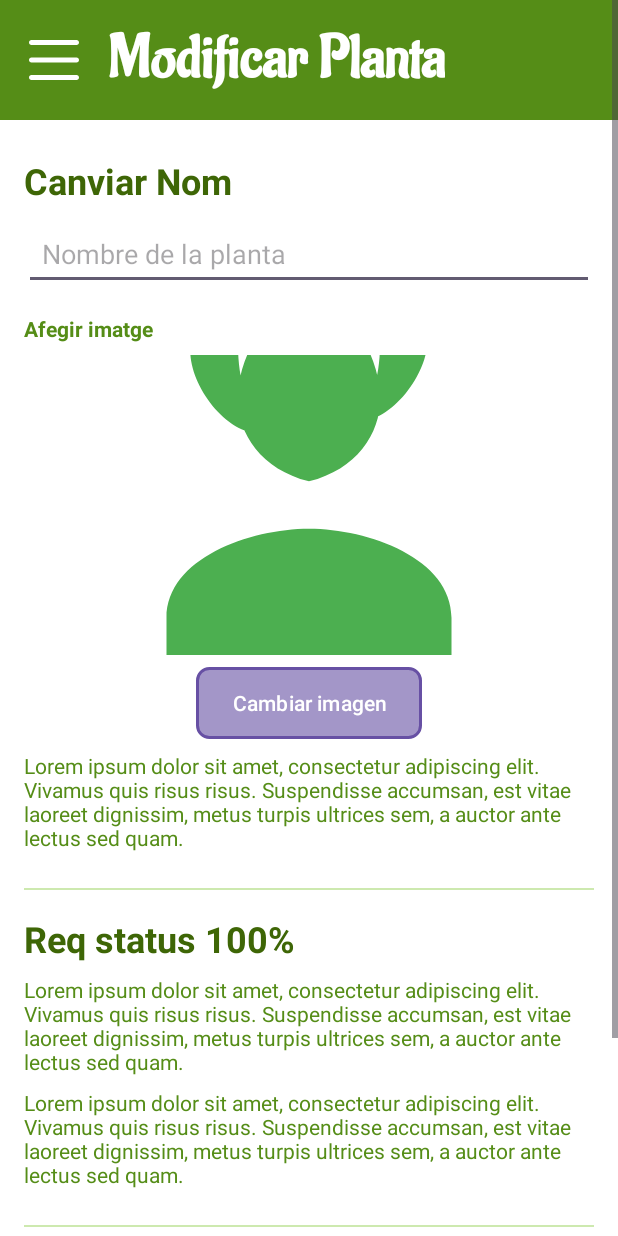
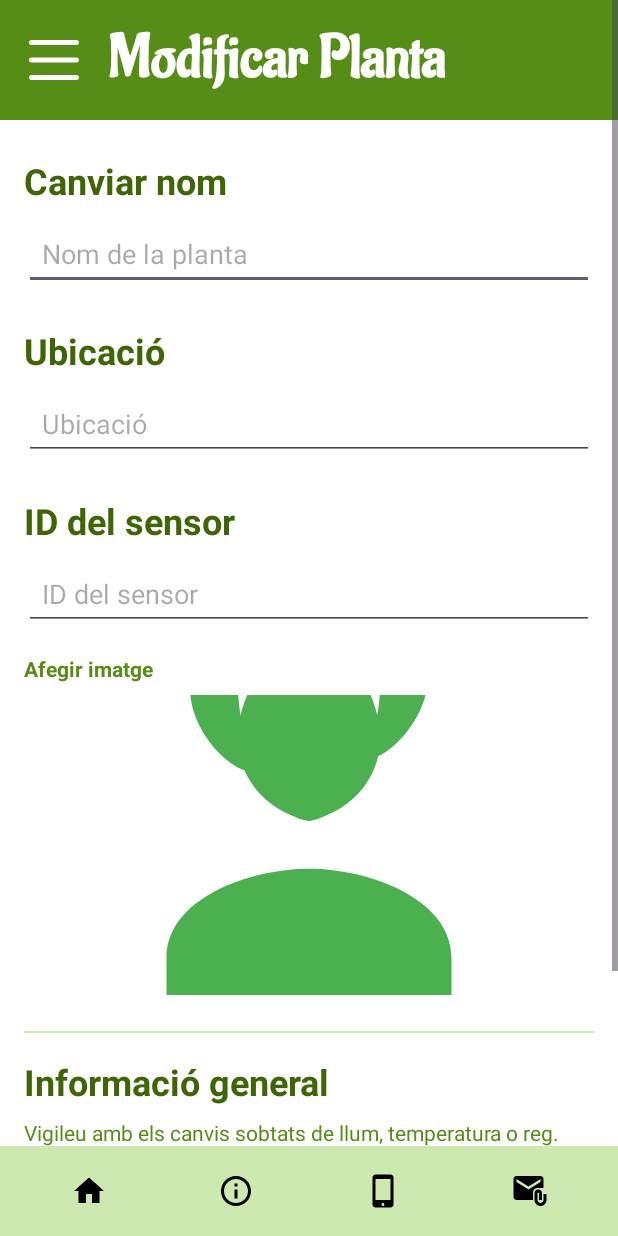
Before and after one commit to merymontgo6/App_Ecosense, an Android app: the ModificarPlanta screen opened directly, with no data from a screen before it, on a phone screen of 412 x 824 dp. Run offline under Robolectric (Android 15) with nearby library versions, the phone set to English and light mode, and no system bars; pictures from the network do not load.

Commit message:
Es va afegir modificar i eliminar planta i endpoints millorats

```diff
--- a/app/src/main/java/com/example/app_ecosense/plantes/ModificarPlanta.kt
+++ b/app/src/main/java/com/example/app_ecosense/plantes/ModificarPlanta.kt
@@ -1,26 +1,44 @@
 package com.example.app_ecosense.plantes
 
+import android.content.Intent
 import android.os.Bundle
 import android.widget.Button
 import android.widget.EditText
 import android.widget.ImageView
+import android.widget.Toast
 import androidx.activity.enableEdgeToEdge
+import androidx.activity.viewModels
+import androidx.appcompat.app.AlertDialog
 import androidx.appcompat.app.AppCompatActivity
+import androidx.appcompat.widget.AppCompatButton
 import androidx.core.view.GravityCompat
 import androidx.core.view.ViewCompat
 import androidx.core.view.WindowInsetsCompat
 import androidx.drawerlayout.widget.DrawerLayout
 import com.bumptech.glide.Glide
+import com.example.app_ecosense.PantallaHome
 import com.example.app_ecosense.R
 import com.example.app_ecosense.accesibilitat.ocultarBarra
 import com.example.app_ecosense.info.ApiConfig
-import com.example.app_ecosense.menu.BottomMenu
+import com.example.app_ecosense.info.EcosenseApiClient
+import com.example.app_ecosense.info.PlantaUpdateRequest
+import com.example.app_ecosense.models.PlantasViewModel
+import kotlinx.coroutines.CoroutineScope
+import kotlinx.coroutines.Dispatchers
+import kotlinx.coroutines.launch
 
 class ModificarPlanta : AppCompatActivity() {
     private lateinit var drawerLayout: DrawerLayout
     private lateinit var etNombrePlanta: EditText
+    private lateinit var etUbicacionPlanta: EditText
+    private lateinit var etSensorId: EditText
     private lateinit var ivPlanta: ImageView
     private lateinit var btnGuardar: Button
+    private lateinit var btnEliminar: AppCompatButton
+    private var plantaId: Int = 0
+    private var usuarioId: Int = 0
+    private var imagenUrl: String = ""
+    private val viewModel: PlantasViewModel by viewModels()
 
     override fun onCreate(savedInstanceState: Bundle?) {
         super.onCreate(savedInstanceState)
@@ -32,77 +50,116 @@ class ModificarPlanta : AppCompatActivity() {
             v.setPadding(systemBars.left, systemBars.top, systemBars.right, systemBars.bottom)
             insets
         }
-
-        // Configurar el menú inferior
-        supportFragmentManager.beginTransaction()
-            .replace(R.id.fragment_bottom, BottomMenu())
-            .commit()
-
-        // Inicializar vistas
         initViews()
-
-        // Configurar el menú lateral
         setupDrawerLayout()
-
-        // Cargar datos de la planta
         cargarDatosPlanta()
     }
 
     private fun initViews() {
         drawerLayout = findViewById(R.id.main)
         etNombrePlanta = findViewById(R.id.et_nombre_planta)
+        etUbicacionPlanta = findViewById(R.id.ubi_planta)
+        etSensorId = findViewById(R.id.id_Sensor_planta)
         ivPlanta = findViewById(R.id.iv_planta)
-        btnGuardar = findViewById(R.id.btn_guardar)
-
-        btnGuardar.setOnClickListener {
-            guardarCambios()
-        }
-        findViewById<Button>(R.id.btn_cambiar_imagen).setOnClickListener {
-        }
+        btnGuardar = findViewById(R.id.btn_guardar_canvis)
+        btnEliminar = findViewById(R.id.btn_eliminar_planta)
+        btnGuardar.setOnClickListener { guardarCambios() }
+        btnEliminar.setOnClickListener { mostrarDialogoConfirmacion() }
     }
 
     private fun setupDrawerLayout() {
         val menuIcon: ImageView = findViewById(R.id.menu_icon)
-        menuIcon.setOnClickListener {
-            drawerLayout.openDrawer(GravityCompat.START)
-        }
+        menuIcon.setOnClickListener { drawerLayout.openDrawer(GravityCompat.START) }
     }
 
     private fun cargarDatosPlanta() {
-        // Obtener datos de la planta del Intent
+        plantaId = intent.getIntExtra("planta_id", 0)
+        usuarioId = intent.getIntExtra("usuario_id", 0)
         val nombrePlanta = intent.getStringExtra("planta_nombre") ?: ""
-        val imagenUrl = intent.getStringExtra("planta_imagen") ?: ""
+        imagenUrl = intent.getStringExtra("planta_imagen") ?: ""
         val ubicacion = intent.getStringExtra("planta_ubicacion") ?: ""
-        val sensorId = intent.getStringExtra("sensor_id") ?: ""
+        val sensorId = intent.getIntExtra("sensor_id", -1)
 
-        // Mostrar los datos en la interfaz
         etNombrePlanta.setText(nombrePlanta)
+        etUbicacionPlanta.setText(ubicacion)
+        etSensorId.setText(if (sensorId == -1) "" else sensorId.toString())
 
-        // Cargar la imagen usando Glide
         if (imagenUrl.isNotEmpty()) {
             val baseUrl = ApiConfig.baseUrl
-            val imageUrl = if (imagenUrl.startsWith("http")) {
-                imagenUrl
-            } else {
-                "$baseUrl${if (imagenUrl.startsWith("/")) "" else "/"}${imagenUrl}"
-            }
-
-            Glide.with(this)
-                .load(imageUrl)
-                .placeholder(R.drawable.plants)
-                .error(R.drawable.plants)
-                .into(ivPlanta)
+            val imageUrl = if (imagenUrl.startsWith("http")) { imagenUrl
+            } else { "$baseUrl${if (imagenUrl.startsWith("/")) "" else "/"}${imagenUrl}" }
+            Glide.with(this).load(imageUrl).placeholder(R.drawable.plants).error(R.drawable.plants).into(ivPlanta)
         }
-
-        // Aquí podrías cargar más datos según sea necesario
     }
 
     private fun guardarCambios() {
         val nuevoNombre = etNombrePlanta.text.toString()
-        // Aquí iría la lógica para guardar los cambios en la base de datos/API
+        val nuevaUbicacion = etUbicacionPlanta.text.toString()
+        val nuevoSensorId = etSensorId.text.toString().toIntOrNull() ?: 0
 
-        // Mostrar mensaje de éxito y cerrar la actividad
-        // Toast.makeText(this, "Cambios guardados correctamente", Toast.LENGTH_SHORT).show()
-        finish()
+        if (nuevoNombre.isEmpty() || nuevaUbicacion.isEmpty() || nuevoSensorId == 0) {
+            Toast.makeText(this, "Complete todos los campos", Toast.LENGTH_SHORT).show()
+            return
+        }
+
+        CoroutineScope(Dispatchers.Main).launch {
+            try {
+                val sensorResponse = EcosenseApiClient.service.checkSensorExists(nuevoSensorId)
+                if (!sensorResponse.isSuccessful) {
+                    Toast.makeText(this@ModificarPlanta, "Error: El sensor $nuevoSensorId no existe", Toast.LENGTH_LONG).show()
+                    return@launch
+                }
+
+                val plantaUpdate = PlantaUpdateRequest(
+                    nom = nuevoNombre,
+                    ubicacio = nuevaUbicacion,
+                    sensor_id = nuevoSensorId,
+                    imagen_url = if (imagenUrl.isEmpty()) null else imagenUrl
+                )
+
+                val updateResponse = EcosenseApiClient.service.actualizarPlanta(plantaId, plantaUpdate)
+
+                if (updateResponse.isSuccessful) {
+                    Toast.makeText(this@ModificarPlanta, "¡Planta actualizada!", Toast.LENGTH_SHORT).show()
+                    val intent = Intent(this@ModificarPlanta, PantallaHome::class.java).apply {
+                        flags = Intent.FLAG_ACTIVITY_CLEAR_TOP or Intent.FLAG_ACTIVITY_NEW_TASK
+                        putExtra("usuario_id", usuarioId)
+                    }
+                    startActivity(intent)
+                } else {
+                    val errorMsg = updateResponse.errorBody()?.string() ?: "Error desconocido"
+                    Toast.makeText(this@ModificarPlanta, "Error: $errorMsg", Toast.LENGTH_LONG).show()
+                }
+            } catch (e: Exception) { Toast.makeText(this@ModificarPlanta, "Error de red: ${e.message}", Toast.LENGTH_LONG).show() }
+        }
+    }
+
+    private fun mostrarDialogoConfirmacion() {
+        AlertDialog.Builder(this).setTitle("Eliminar Planta")
+            .setMessage("¿Estás seguro de que quieres eliminar esta planta?")
+            .setPositiveButton("Eliminar") { _, _ -> eliminarPlanta() }
+            .setNegativeButton("Cancelar", null)
+            .setCancelable(true)
+            .show()
+    }
+
+    private fun eliminarPlanta() {
+        CoroutineScope(Dispatchers.Main).launch {
+            try {
+                val response = EcosenseApiClient.service.eliminarPlanta(plantaId)
+                if (response.isSuccessful) {
+                    viewModel.notifyDataUpdated()
+                    Toast.makeText(this@ModificarPlanta, "Planta eliminada correctamente", Toast.LENGTH_SHORT).show()
+                    val intent = Intent(this@ModificarPlanta, PantallaHome::class.java).apply {
+                        flags = Intent.FLAG_ACTIVITY_CLEAR_TOP or Intent.FLAG_ACTIVITY_NEW_TASK
+                        putExtra("usuario_id", usuarioId)
+                    }
+                    startActivity(intent)
+                } else {
+                    val errorMsg = response.errorBody()?.string() ?: "Error desconocido"
+                    Toast.makeText(this@ModificarPlanta, "Error al eliminar: $errorMsg", Toast.LENGTH_LONG).show()
+                }
+            } catch (e: Exception) { Toast.makeText(this@ModificarPlanta, "Error de conexión: ${e.message}", Toast.LENGTH_LONG).show() }
+        }
     }
 }
--- /dev/null
+++ b/app/src/main/res/drawable/red_button_bg.xml
@@ -0,0 +1,9 @@
+<shape xmlns:android="http://schemas.android.com/apk/res/android">
+    <solid android:color="@color/red_600" />
+    <corners android:radius="8dp" />
+    <padding
+        android:left="16dp"
+        android:top="8dp"
+        android:right="16dp"
+        android:bottom="8dp" />
+</shape>
--- a/app/src/main/res/layout/activity_modificar_planta.xml
+++ b/app/src/main/res/layout/activity_modificar_planta.xml
@@ -7,6 +7,10 @@
     android:layout_width="match_parent"
     android:layout_height="match_parent"
     tools:context=".plantes.ModificarPlanta">
+
+    <FrameLayout
+        android:layout_width="match_parent"
+        android:layout_height="match_parent">
 
         <ScrollView
             android:layout_width="match_parent"
@@ -48,21 +52,19 @@
                             android:layout_centerVertical="true"
                             android:layout_toEndOf="@id/menu_icon"
                             android:fontFamily="@font/aladin_regular"
-                        android:text="Modificar Planta"
+                            android:text="@string/modificarPlanta"
                             android:textColor="@android:color/white"
                             android:textSize="40sp"
                             android:textStyle="bold" />
                     </RelativeLayout>
                 </androidx.appcompat.widget.Toolbar>
-
-            <!-- Sección 1: Cambiar Nombre -->
                 <TextView
                     android:layout_width="match_parent"
                     android:layout_height="wrap_content"
                     android:layout_marginStart="16dp"
                     android:layout_marginTop="24dp"
                     android:layout_marginEnd="16dp"
-                android:text="Canviar Nom"
+                    android:text="@string/canviarNom"
                     android:textColor="@color/green_800"
                     android:textSize="24sp"
                     android:textStyle="bold" />
@@ -74,7 +76,51 @@
                     android:layout_marginStart="16dp"
                     android:layout_marginTop="8dp"
                     android:layout_marginEnd="16dp"
-                android:hint="Nombre de la planta"
+                    android:hint="@string/nom_planta"
+                    android:inputType="text"
+                    android:padding="12dp" />
+
+                <TextView
+                    android:layout_width="match_parent"
+                    android:layout_height="wrap_content"
+                    android:layout_marginStart="16dp"
+                    android:layout_marginTop="24dp"
+                    android:layout_marginEnd="16dp"
+                    android:text="@string/ubicacio"
+                    android:textColor="@color/green_800"
+                    android:textSize="24sp"
+                    android:textStyle="bold" />
+
+                <EditText
+                    android:id="@+id/ubi_planta"
+                    android:layout_width="match_parent"
+                    android:layout_height="wrap_content"
+                    android:layout_marginStart="16dp"
+                    android:layout_marginTop="8dp"
+                    android:layout_marginEnd="16dp"
+                    android:hint="@string/ubicacio"
+                    android:inputType="text"
+                    android:padding="12dp" />
+
+                <TextView
+                    android:layout_width="match_parent"
+                    android:layout_height="wrap_content"
+                    android:layout_marginStart="16dp"
+                    android:layout_marginTop="24dp"
+                    android:layout_marginEnd="16dp"
+                    android:text="@string/sensor_id"
+                    android:textColor="@color/green_800"
+                    android:textSize="24sp"
+                    android:textStyle="bold" />
+
+                <EditText
+                    android:id="@+id/id_Sensor_planta"
+                    android:layout_width="match_parent"
+                    android:layout_height="wrap_content"
+                    android:layout_marginStart="16dp"
+                    android:layout_marginTop="8dp"
+                    android:layout_marginEnd="16dp"
+                    android:hint="@string/sensor_id"
                     android:inputType="text"
                     android:padding="12dp" />
 
@@ -84,7 +130,7 @@
                     android:layout_marginStart="16dp"
                     android:layout_marginTop="16dp"
                     android:layout_marginEnd="16dp"
-                android:text="Afegir imatge"
+                    android:text="@string/afegirImatge"
                     android:textColor="@color/green_700"
                     android:textStyle="bold" />
 
@@ -98,26 +144,6 @@
                     android:scaleType="centerCrop"
                     android:src="@drawable/plants" />
 
-            <Button
-                android:id="@+id/btn_cambiar_imagen"
-                android:layout_width="wrap_content"
-                android:layout_height="wrap_content"
-                android:layout_gravity="center_horizontal"
-                android:layout_marginTop="8dp"
-                android:background="@drawable/dark_green_bg"
-                android:text="Cambiar imagen"
-                android:textColor="@android:color/white"/>
-
-            <TextView
-                android:layout_width="match_parent"
-                android:layout_height="wrap_content"
-                android:layout_marginStart="16dp"
-                android:layout_marginTop="8dp"
-                android:layout_marginEnd="16dp"
-                android:text="Lorem ipsum dolor sit amet, consectetur adipiscing elit. Vivamus quis risus risus. Suspendisse accumsan, est vitae laoreet dignissim, metus turpis ultrices sem, a auctor ante lectus sed quam."
-                android:textColor="@color/green_700" />
-
-            <!-- Separador -->
                 <View
                     android:layout_width="match_parent"
                     android:layout_height="1dp"
@@ -126,14 +152,13 @@
                     android:layout_marginEnd="16dp"
                     android:background="@color/green_200" />
 
-            <!-- Sección 2: Estado -->
                 <TextView
                     android:layout_width="match_parent"
                     android:layout_height="wrap_content"
                     android:layout_marginStart="16dp"
                     android:layout_marginTop="16dp"
                     android:layout_marginEnd="16dp"
-                android:text="Req status 100%"
+                    android:text="@string/infoG"
                     android:textColor="@color/green_800"
                     android:textSize="24sp"
                     android:textStyle="bold" />
@@ -144,18 +169,10 @@
                     android:layout_marginStart="16dp"
                     android:layout_marginTop="8dp"
                     android:layout_marginEnd="16dp"
-                android:text="Lorem ipsum dolor sit amet, consectetur adipiscing elit. Vivamus quis risus risus. Suspendisse accumsan, est vitae laoreet dignissim, metus turpis ultrices sem, a auctor ante lectus sed quam."
+                    android:text="@string/infoGeneral"
                     android:textColor="@color/green_700" />
 
-            <TextView
-                android:layout_width="match_parent"
-                android:layout_height="wrap_content"
-                android:layout_marginStart="16dp"
-                android:layout_marginTop="8dp"
-                android:layout_marginEnd="16dp"
-                android:text="Lorem ipsum dolor sit amet, consectetur adipiscing elit. Vivamus quis risus risus. Suspendisse accumsan, est vitae laoreet dignissim, metus turpis ultrices sem, a auctor ante lectus sed quam."
-                android:textColor="@color/green_700" />
-            <!-- Separador -->
+
                 <View
                     android:layout_width="match_parent"
                     android:layout_height="1dp"
@@ -164,42 +181,47 @@
                     android:layout_marginEnd="16dp"
                     android:background="@color/green_200" />
 
-            <!-- Sección 3: Mensaje final -->
-            <TextView
+                <androidx.appcompat.widget.AppCompatButton
+                    android:id="@+id/btn_guardar_canvis"
+                    style="@style/Widget.AppCompat.Button.Borderless"
+                    android:layout_width="150dp"
+                    android:layout_height="wrap_content"
+                    android:layout_gravity="center_horizontal"
+                    android:layout_marginTop="16dp"
+                    android:layout_marginBottom="10dp"
+                    android:background="@drawable/dark_green_bg"
+                    android:text="@string/guardar"
+                    android:textColor="@android:color/white"/>
+
+                <View
                     android:layout_width="match_parent"
+                    android:layout_height="1dp"
+                    android:layout_marginStart="16dp"
+                    android:layout_marginTop="24dp"
+                    android:layout_marginEnd="16dp"
+                    android:background="@color/green_200" />
+
+                <androidx.appcompat.widget.AppCompatButton
+                    android:id="@+id/btn_eliminar_planta"
+                    style="@style/Widget.AppCompat.Button.Borderless"
+                    android:layout_width="wrap_content"
                     android:layout_height="wrap_content"
-                android:layout_marginStart="16dp"
+                    android:layout_gravity="center_horizontal"
                     android:layout_marginTop="16dp"
-                android:layout_marginBottom="24dp"
-                android:layout_marginEnd="16dp"
-                android:gravity="center"
-                android:text="Felicitats, la teva planta es troba bé!"
-                android:textColor="@color/green_800"
-                android:textSize="20sp"
-                android:textStyle="bold" />
-
-            <Button
-                android:id="@+id/btn_guardar"
-                android:layout_width="match_parent"
-                android:layout_height="wrap_content"
-                android:layout_marginStart="32dp"
-                android:layout_marginTop="16dp"
-                android:layout_marginEnd="32dp"
                     android:layout_marginBottom="32dp"
-                android:background="@drawable/dark_green_bg"
-                android:text="Guardar cambios"
-                android:textAllCaps="false"
-                android:textColor="@android:color/white" />
-
+                    android:background="@drawable/red_button_bg"
+                    android:text="@string/eliminarP"
+                    android:textColor="@android:color/white"/>
             </LinearLayout>
         </ScrollView>
 
-    <!-- Aquí iría el menú lateral si lo necesitas -->
-    <com.google.android.material.navigation.NavigationView
-        android:id="@+id/nav_view"
-        android:layout_width="wrap_content"
-        android:layout_height="match_parent"
-        android:layout_gravity="start"
-        android:fitsSystemWindows="true" />
-
+        <androidx.fragment.app.FragmentContainerView
+            android:id="@+id/fragment_bottom"
+            android:name="com.example.app_ecosense.menu.BottomMenu"
+            android:layout_width="match_parent"
+            android:layout_height="wrap_content"
+            android:layout_gravity="bottom"
+            android:layout_alignParentBottom="true"
+            tools:layout="@layout/fragment_bottom_menu" />
+    </FrameLayout>
 </androidx.drawerlayout.widget.DrawerLayout>
--- a/app/src/main/res/values/colors.xml
+++ b/app/src/main/res/values/colors.xml
@@ -23,4 +23,5 @@
     <color name="humidity_high">#4CAF50</color>
     <color name="humidity_medium">#FFC107</color>
     <color name="humidity_low">#F44336</color>
+    <color name="red_600">#E53935</color>
 </resources>
--- a/app/src/main/res/values/strings.xml
+++ b/app/src/main/res/values/strings.xml
@@ -53,5 +53,12 @@
     <string name="ubicacio">Ubicació</string>
     <string name="sensor_id">ID del sensor</string>
     <string name="imagen_url">URL de la imagen</string>
+    <string name="modificarPlanta">Modificar Planta</string>
+    <string name="afegirImatge">Afegir imatge</string>
+    <string name="canviarNom">Canviar nom</string>
     <string name="guardar">Guardar</string>
+    <string name="eliminarP">Eliminar Plantaa</string>
+    <string name="infoG">Informació general</string>
+    <string name="infoGeneral">Vigileu amb els canvis sobtats de llum, temperatura o reg. Cada planta té necessitats específiques: comproveu el substrat abans de regar i assegureu-vos que reben la llum adequada. Observar-les regularment us ajudarà a detectar problemes a temps.</string>
+
 </resources>
```
Also changed, not shown: app/src/main/java/com/example/app_ecosense/PantallaHome.kt (+28 -82 lines), app/src/main/java/com/example/app_ecosense/api/EcosenseApiService.kt (+29 -4 lines), app/src/main/java/com/example/app_ecosense/models/PlantasViewModel.kt (added, +20 -0 lines), app/src/main/java/com/example/app_ecosense/plantes/PlantaDetail.kt (+13 -1 lines), app/src/main/java/com/example/app_ecosense/plantes/ZonaDetail.kt (+24 -23 lines). Lines whose indentation alone changed are shown as unchanged.
